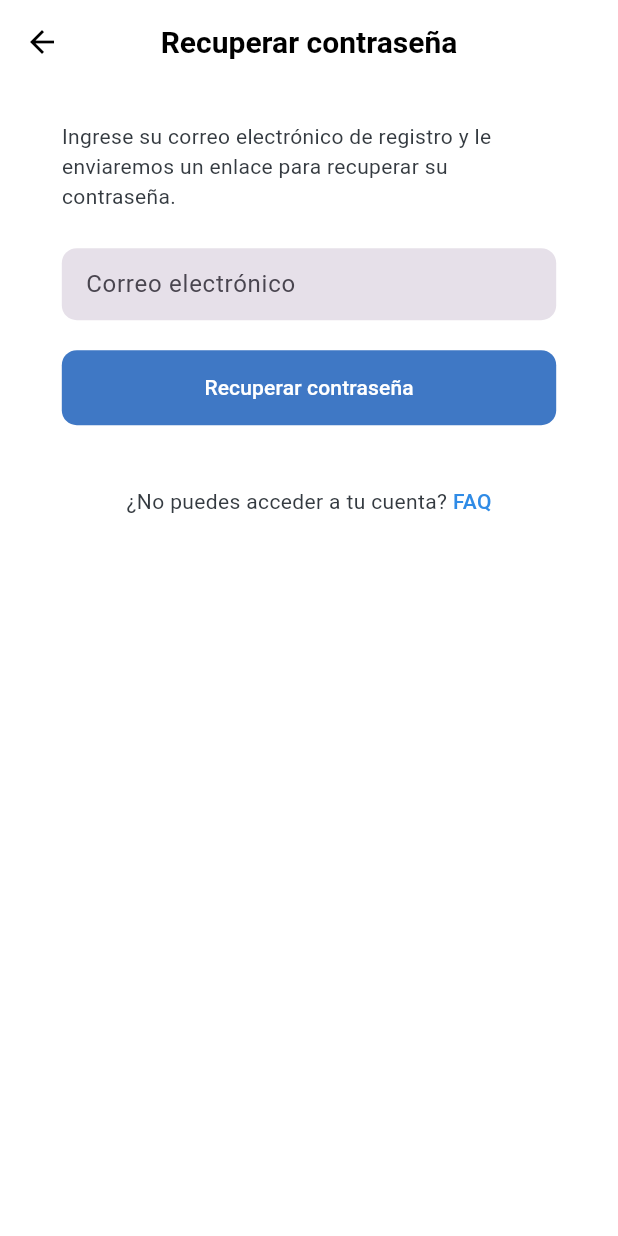
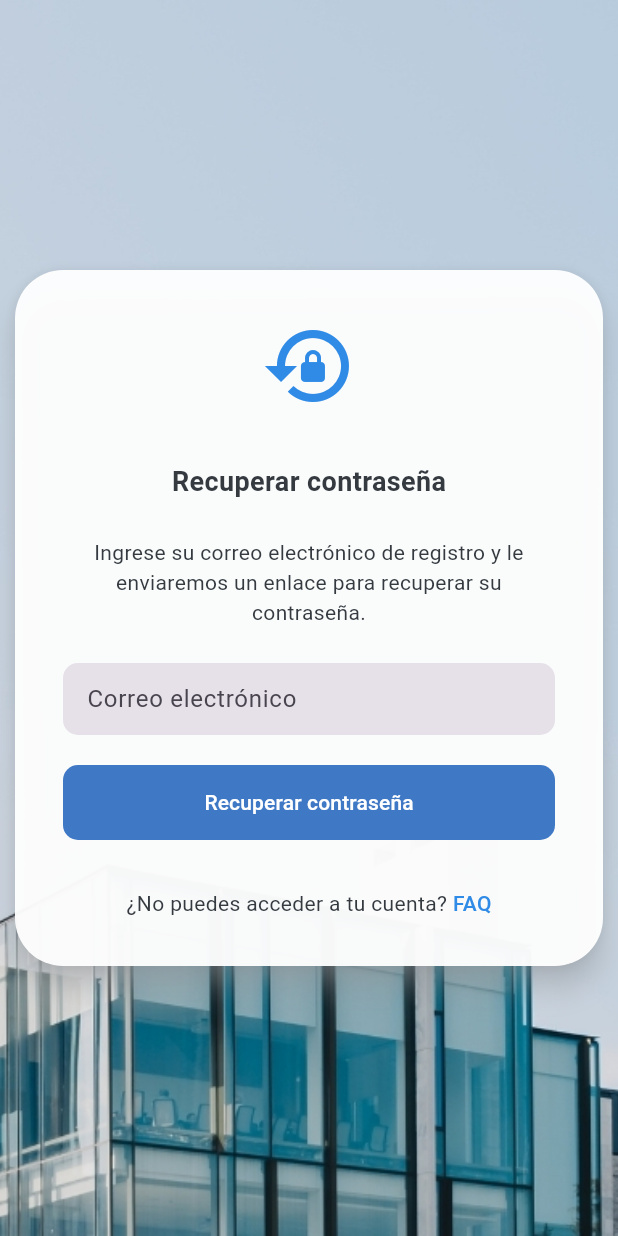
Before and after one commit to javieralessander/sistema_compras, a Flutter app: the ForgotPasswordScreen screen opened by its route, on a phone screen of 412 x 824 dp. Run offline on Flutter 3.47's test engine with Material 3 defaults, Android fonts, the phone set to English and light mode, and no system bars; our stand-ins replace carousel_slider, cloud_firestore, flutter_dotenv, flutter_secure_storage, flutter_svg, geolocator and 5 more; accounts and stored records are empty; project files that could hold a hidden picture were left out.

Commit message:
Refactorizar la disposición de la pantalla de olvidar contraseña y mejorar la estructura del formulario

```diff
--- a/lib/features/auth/screens/forgot_password.dart
+++ b/lib/features/auth/screens/forgot_password.dart
@@ -1,56 +1,88 @@
 import 'package:flutter/material.dart';
-
 import '../../../core/config/app_theme.dart';
 import '../../../shared/utils/form_validation.dart';
 import '../widgets/custom_text_form_field.dart';
 
 class ForgotPasswordScreen extends StatelessWidget {
-  static const String name = 'forgot-password';
+  static const String name = 'forgotPassword';
   const ForgotPasswordScreen({super.key});
 
   @override
   Widget build(BuildContext context) {
-    final sizeScreen = MediaQuery.of(context).size;
-
     return Scaffold(
-      appBar: AppBar(
-        centerTitle: true,
-        leading: IconButton(
-          icon: const Icon(Icons.arrow_back),
-          onPressed: () => Navigator.of(context).pop(),
+      body: Stack(
+        fit: StackFit.expand,
+        children: [
+          Image.asset(
+            'assets/images/login_background.jpg',
+            fit: BoxFit.cover,
+            width: double.infinity,
+            height: double.infinity,
+            alignment: Alignment.center,
           ),
-        title: Text(
+          Center(
+            child: SingleChildScrollView(
+              child: ConstrainedBox(
+                constraints: const BoxConstraints(maxWidth: 400),
+                child: Card(
+                  elevation: 8,
+                  shape: RoundedRectangleBorder(
+                    borderRadius: BorderRadius.circular(32),
+                  ),
+                  color: Colors.white.withOpacity(0.95),
+                  child: Padding(
+                    padding: const EdgeInsets.all(32),
+                    child: Column(
+                      mainAxisSize: MainAxisSize.min,
+                      children: [
+                        const Icon(Icons.lock_reset, size: 64, color: AppColors.info),
+                        const SizedBox(height: 32),
+                        const Text(
                           'Recuperar contraseña',
+                          style: TextStyle(
+                            fontSize: 18,
+                            fontWeight: FontWeight.bold,
                           ),
                         ),
-      body: SingleChildScrollView(
-        physics: const BouncingScrollPhysics(),
-        child: Container(
-          padding: EdgeInsets.symmetric(horizontal: sizeScreen.width * 0.1),
-          child: Column(
-            crossAxisAlignment: CrossAxisAlignment.center,
-            mainAxisAlignment: MainAxisAlignment.center,
-            children: [
-              SizedBox(height: sizeScreen.height * 0.03),
+                        const SizedBox(height: 24),
                         const Text(
                           'Ingrese su correo electrónico de registro y le enviaremos un enlace para recuperar su contraseña.',
+                          textAlign: TextAlign.center,
                         ),
-              SizedBox(height: sizeScreen.height * 0.03),
+                        const SizedBox(height: 24),
                         _ForgotPasswordForm(),
                       ],
                     ),
                   ),
                 ),
+              ),
+            ),
+          ),
+        ],
+      ),
     );
   }
 }
 
-class _ForgotPasswordForm extends StatelessWidget {
+class _ForgotPasswordForm extends StatefulWidget {
+  const _ForgotPasswordForm();
+
+  @override
+  State<_ForgotPasswordForm> createState() => _ForgotPasswordFormState();
+}
+
+class _ForgotPasswordFormState extends State<_ForgotPasswordForm> {
+  final formKey = GlobalKey<FormState>();
+  final emailController = TextEditingController();
+
+  @override
+  void dispose() {
+    emailController.dispose();
+    super.dispose();
+  }
+
   @override
   Widget build(BuildContext context) {
-    final formKey = GlobalKey<FormState>();
-    final sizeScreen = MediaQuery.of(context).size;
-
     return Form(
       autovalidateMode: AutovalidateMode.onUserInteraction,
       key: formKey,
@@ -59,10 +91,10 @@ class _ForgotPasswordForm extends StatelessWidget {
           CustomTextFormField(
             labelText: 'Correo electrónico',
             hintText: 'Ejemplo: usuario@correo.com',
+            controller: emailController,
             validator: (value) => FormValidation().emailValidator(value),
           ),
           const SizedBox(height: 20),
-
           FilledButton(
             onPressed: () {
               if (formKey.currentState!.validate()) {
@@ -72,9 +104,9 @@ class _ForgotPasswordForm extends StatelessWidget {
                 );
               }
             },
-            child: Text('Recuperar contraseña'),
+            child: const Text('Recuperar contraseña'),
           ),
-          SizedBox(height: sizeScreen.height * 0.05),
+          const SizedBox(height: 32),
           Text.rich(
             TextSpan(
               text: '¿No puedes acceder a tu cuenta?',
```
Lines whose indentation alone changed are shown as unchanged.
